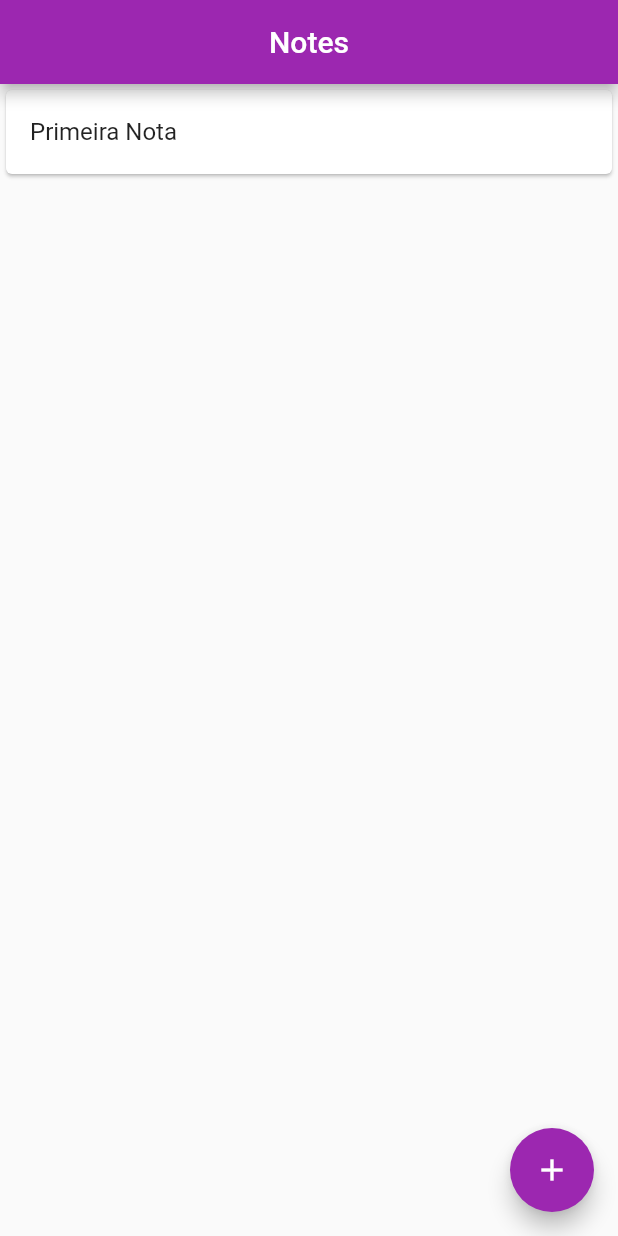
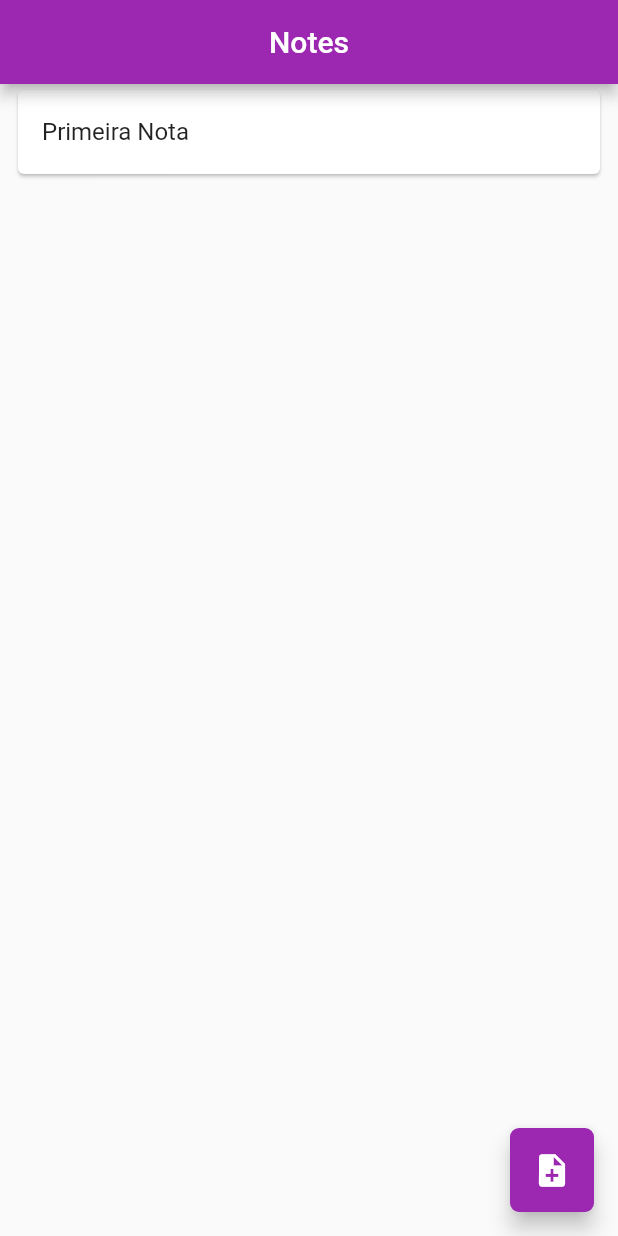
Before and after one commit to luisfmatheuscorrea/ignite-flutter-notes, a Flutter app: the screen it shows after launch, on a phone screen of 412 x 824 dp. Run offline on Flutter 3.47's test engine with Material 2 defaults, Android fonts, the phone set to English and light mode, and no system bars.

Commit message:
Customização FAB

```diff
--- a/lib/home_page.dart
+++ b/lib/home_page.dart
@@ -20,6 +20,8 @@ class _HomePageState extends State<HomePage> {
         centerTitle: true,
       ),
       body: SingleChildScrollView(
+        child: Padding(
+          padding: const EdgeInsets.symmetric(horizontal: 8.0),
           child: Column(
             children: [
               for (var i = 0; i < notes.length; i++)
@@ -45,8 +47,13 @@ class _HomePageState extends State<HomePage> {
             ],
           ),
         ),
+      ),
       floatingActionButton: FloatingActionButton(
-        child: Icon(Icons.add),
+        child: Icon(
+          Icons.note_add,
+          size: 26,
+        ),
+        shape: RoundedRectangleBorder(borderRadius: BorderRadius.circular(6)),
         onPressed: () async {
           var description = await Navigator.pushNamed(context, "/create-note");
           if (description != null) {
```
Lines whose indentation alone changed are shown as unchanged.
